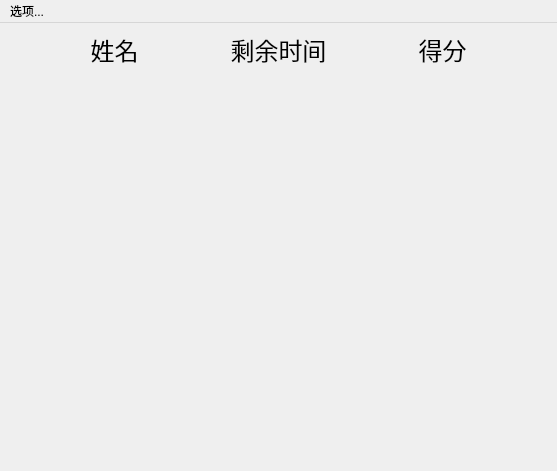
Above: crankdlg.ui from wgananh/Formal_Brmal_Bejeweled before the change. Below: the same form after it.
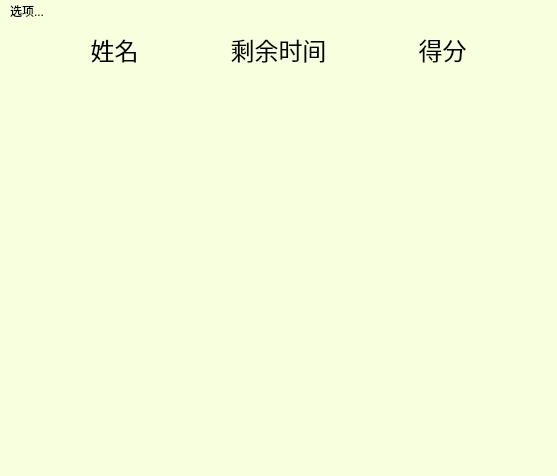
That is the form after the change.

Commit message: 于沛尧：排行榜可以清除了

Diff of the .ui file:
```diff
--- a/crankdlg.ui
+++ b/crankdlg.ui
@@ -7,11 +7,14 @@
     <x>0</x>
     <y>0</y>
     <width>557</width>
-    <height>471</height>
+    <height>476</height>
    </rect>
   </property>
   <property name="windowTitle">
-   <string>MainWindow</string>
+   <string>排行榜</string>
+  </property>
+  <property name="styleSheet">
+   <string notr="true">background-color: rgb(247, 255, 222);</string>
   </property>
   <widget class="QWidget" name="centralwidget">
    <layout class="QVBoxLayout" name="verticalLayout">
```
The commit also changes 1 other file.
